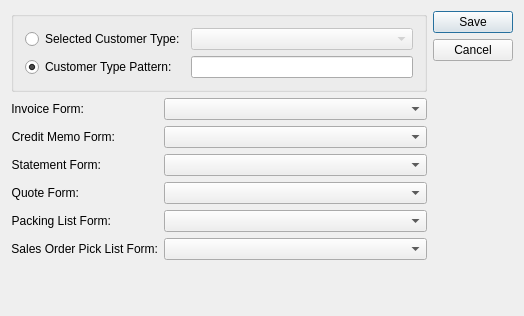
Qt form guiclient/customerFormAssignment.ui (Pegasus-RPG/xtuple-client) before a commit.
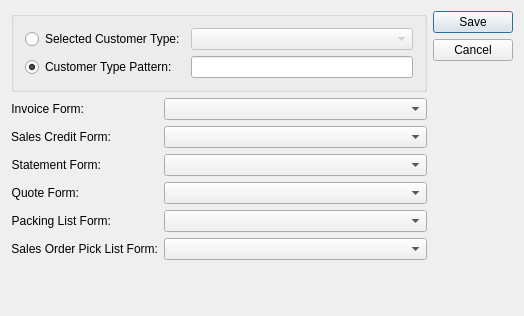
The same form after that commit. Custom widgets are drawn as their Qt base class.

Commit message: Issue #26802: Rename Customer Forms setup to Sales Credit for consistency

What changed in the file:
```diff
--- a/guiclient/customerFormAssignment.ui
+++ b/guiclient/customerFormAssignment.ui
@@ -116,7 +116,7 @@
        <item row="2" column="0">
         <widget class="QLabel" name="_creditMemoLit">
          <property name="text">
-          <string>Credit Memo Form:</string>
+          <string>Sales Credit Form:</string>
          </property>
          <property name="alignment">
           <set>Qt::AlignRight|Qt::AlignTrailing|Qt::AlignVCenter</set>
```
